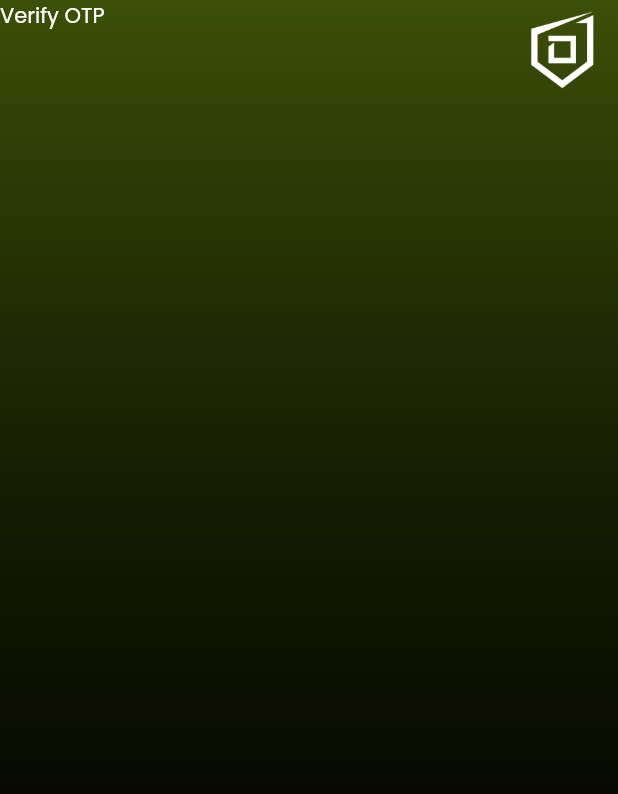
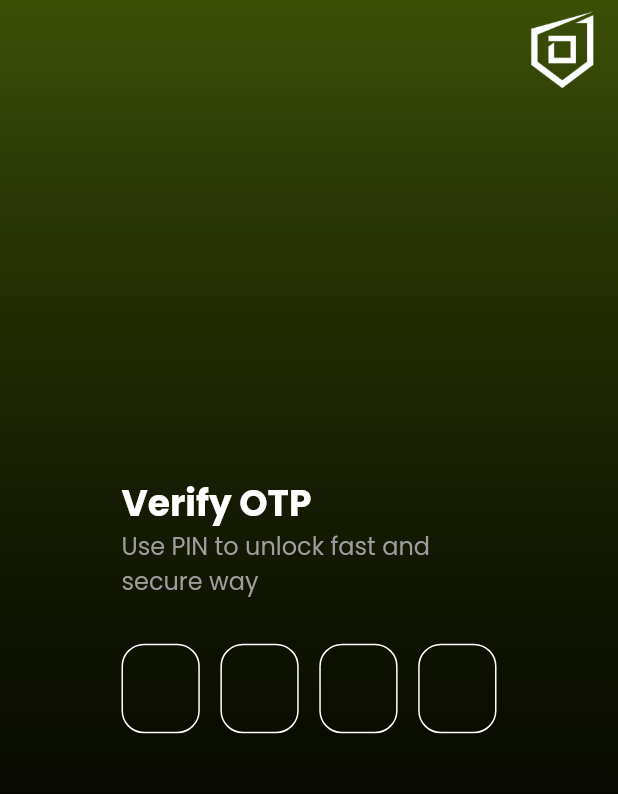
Before and after one commit to SilexsecureTeam/Defcomm-mobile, a Flutter app: the VerifyOtpScreen screen opened directly, on a phone screen of 412 x 824 dp. Shown: the top 794 px of the screen. Run offline on Flutter 3.47's test engine with Material 3 defaults, Android fonts, the phone set to English and light mode, and no system bars; drawn by our look-alikes of pin_code_fields; our stand-ins replace intl_phone_number_input.

Commit message:
completed the otp screen

```diff
--- a/lib/presentation/otp/screen/verify_otp.dart
+++ b/lib/presentation/otp/screen/verify_otp.dart
@@ -1,5 +1,7 @@
 import 'package:defcomm_mobile/core/theme/app_colors.dart';
+import 'package:defcomm_mobile/core/theme/app_fonts.dart';
 import 'package:flutter/material.dart';
+import 'package:pin_code_fields/pin_code_fields.dart';
 
 class VerifyOtpScreen extends StatefulWidget {
   const VerifyOtpScreen({super.key});
@@ -9,6 +11,7 @@ class VerifyOtpScreen extends StatefulWidget {
 }
 
 class _VerifyOtpScreenState extends State<VerifyOtpScreen> {
+  String otpCode = '';
   @override
   Widget build(BuildContext context) {
     return Scaffold(
@@ -39,7 +42,72 @@ class _VerifyOtpScreenState extends State<VerifyOtpScreen> {
               ),
             ),
 
-            Text('Verify OTP'),
+            Center(
+              child: Column(
+                crossAxisAlignment: CrossAxisAlignment.start,
+                mainAxisAlignment: MainAxisAlignment.center,
+
+                children: [
+                  Column(
+                    crossAxisAlignment: CrossAxisAlignment.start,
+                    children: [
+                      Text(
+                        'Verify OTP',
+                        style: TextStyle(
+                          fontSize: 24,
+                          fontWeight: FontWeight.bold,
+                          fontFamily: AppFonts.defaultFont,
+                        ),
+                      ),
+                      Text(
+                        'Use PIN to unlock fast and',
+                        style: TextStyle(
+                          fontSize: 16,
+                          fontFamily: AppFonts.defaultFont,
+                          color: Colors.grey,
+                        ),
+                      ),
+                      Text(
+                        'secure way',
+                        style: TextStyle(
+                          fontSize: 16,
+                          fontFamily: AppFonts.defaultFont,
+                          color: Colors.grey,
+                        ),
+                      ),
+                    ],
+                  ),
+
+                  SizedBox(height: 30),
+
+                  SizedBox(
+                    width: 250,
+                    child: PinCodeTextField(
+                      onCompleted: (value) {},
+                      appContext: context,
+                      length: 4,
+                      onChanged: (value) {
+                        setState(() {
+                          otpCode = value;
+                        });
+                      },
+                      keyboardType: TextInputType.number,
+                      pinTheme: PinTheme(
+                        activeFillColor: AppColors.primaryColor,
+                        borderWidth: 1,
+                        shape: PinCodeFieldShape.box,
+                        borderRadius: BorderRadius.circular(15),
+                        fieldHeight: 59.67,
+                        fieldWidth: 52.21,
+                        activeColor: Colors.grey,
+                        selectedColor: AppColors.primaryColor,
+                        inactiveColor: Colors.white,
+                      ),
+                    ),
+                  ),
+                ],
+              ),
+            ),
           ],
         ),
       ),
--- a/pubspec.yaml
+++ b/pubspec.yaml
@@ -35,6 +35,7 @@ dependencies:
   # Use with the CupertinoIcons class for iOS style icons.
   cupertino_icons: ^1.0.8
   intl_phone_number_input: ^0.7.4
+  pin_code_fields: ^8.0.1
 
 dev_dependencies:
   flutter_test:
```
Also changed, not shown: pubspec.lock.
